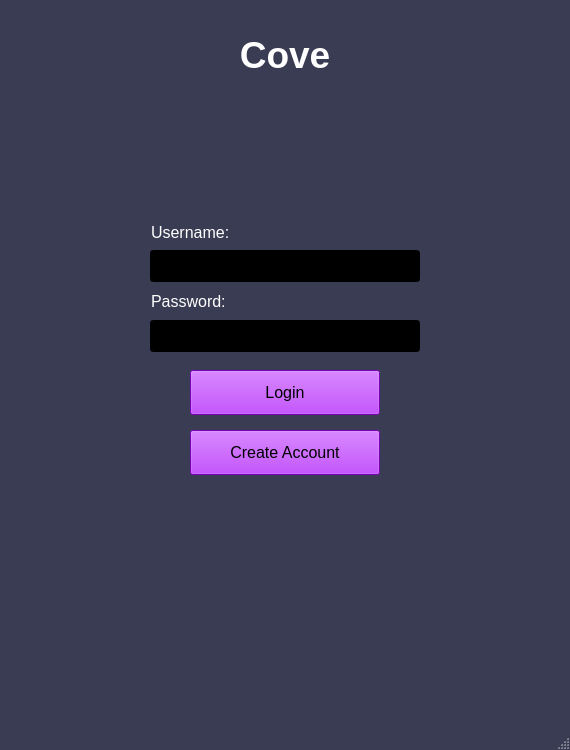
tyler-becker/Middle-Management-CMPS285, file Cove_Client/Cove_Client/cove_login.ui: the form before one commit.
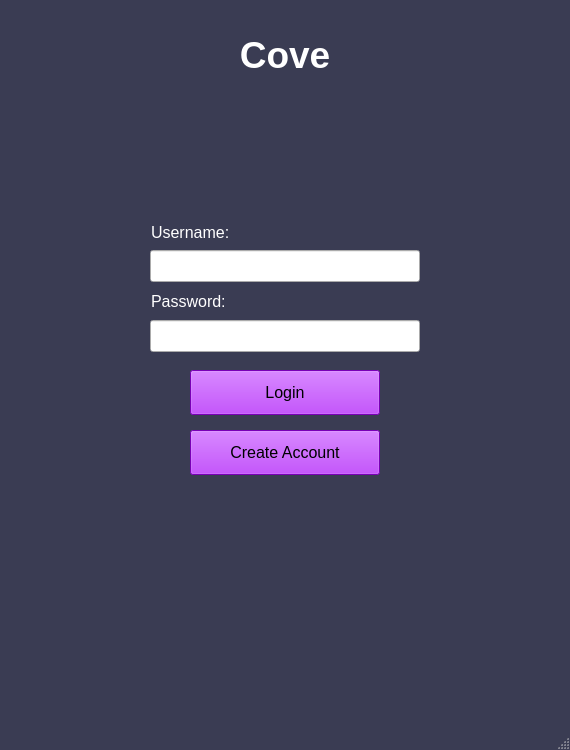
The form after the commit.

Commit message:
"Working" Cove Client Example in Qt.
This update fixed a few text boxes and added clean functionality to the
chat room window. This is still an example client, the FULL
functionality of which will be implemented later. *This client is
designed to run in Qt Creator. Written by Beau B.

```diff
--- a/Cove_Client/Cove_Client/cove_login.ui
+++ b/Cove_Client/Cove_Client/cove_login.ui
@@ -436,6 +436,9 @@
   <property name="windowTitle">
    <string>Cove Client</string>
   </property>
+  <property name="autoFillBackground">
+   <bool>false</bool>
+  </property>
   <widget class="QWidget" name="centralWidget">
    <widget class="QPushButton" name="pushButton_LogIn">
     <property name="geometry">
@@ -1411,17 +1414,10 @@
      </font>
     </property>
     <property name="styleSheet">
-     <string notr="true">QLineEdit{
-	color: white;
-	background: black;
+     <string notr="true">QLineEdit {
+	color: black;
 }</string>
     </property>
-    <property name="maxLength">
-     <number>50</number>
-    </property>
-    <property name="frame">
-     <bool>true</bool>
-    </property>
     <property name="echoMode">
      <enum>QLineEdit::Password</enum>
     </property>
@@ -1437,24 +1433,15 @@
     </property>
     <property name="font">
      <font>
+      <family>Arial</family>
       <pointsize>12</pointsize>
      </font>
     </property>
     <property name="styleSheet">
-     <string notr="true">QLineEdit{
-	color: white;
-	background: black;
+     <string notr="true">QLineEdit {
+	color: black;
 }</string>
     </property>
-    <property name="maxLength">
-     <number>50</number>
-    </property>
-    <property name="frame">
-     <bool>true</bool>
-    </property>
-    <property name="echoMode">
-     <enum>QLineEdit::Normal</enum>
-    </property>
    </widget>
    <zorder>label__Username</zorder>
    <zorder>label_Password</zorder>
```
Left out of the diff: 6 changed lines with no effect on the pictures. The commit also changes 22 other files.
